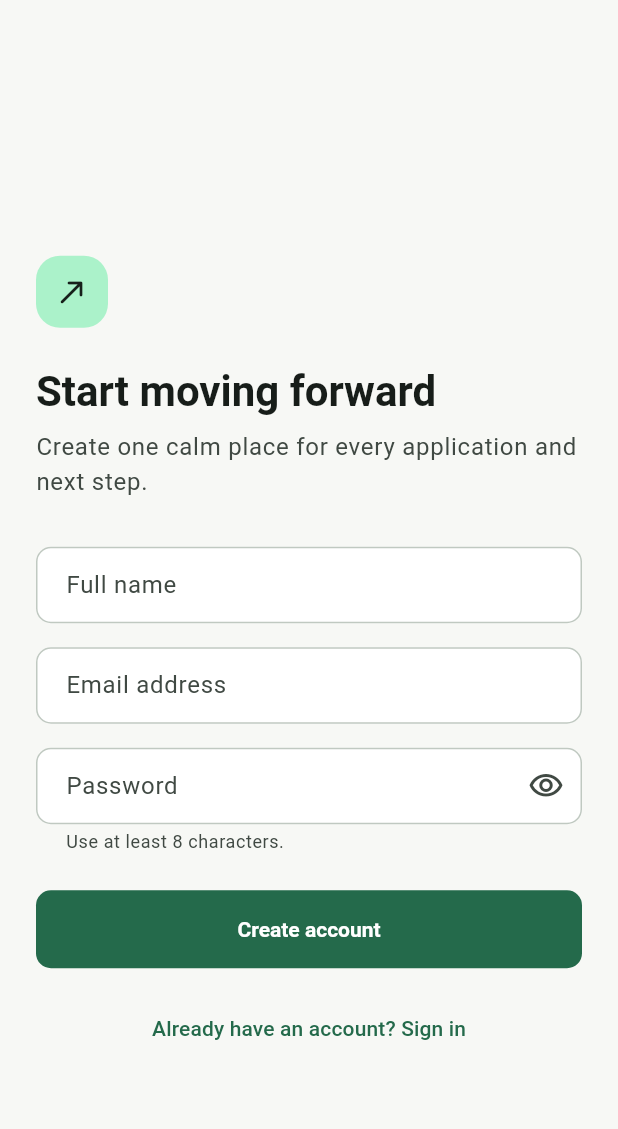
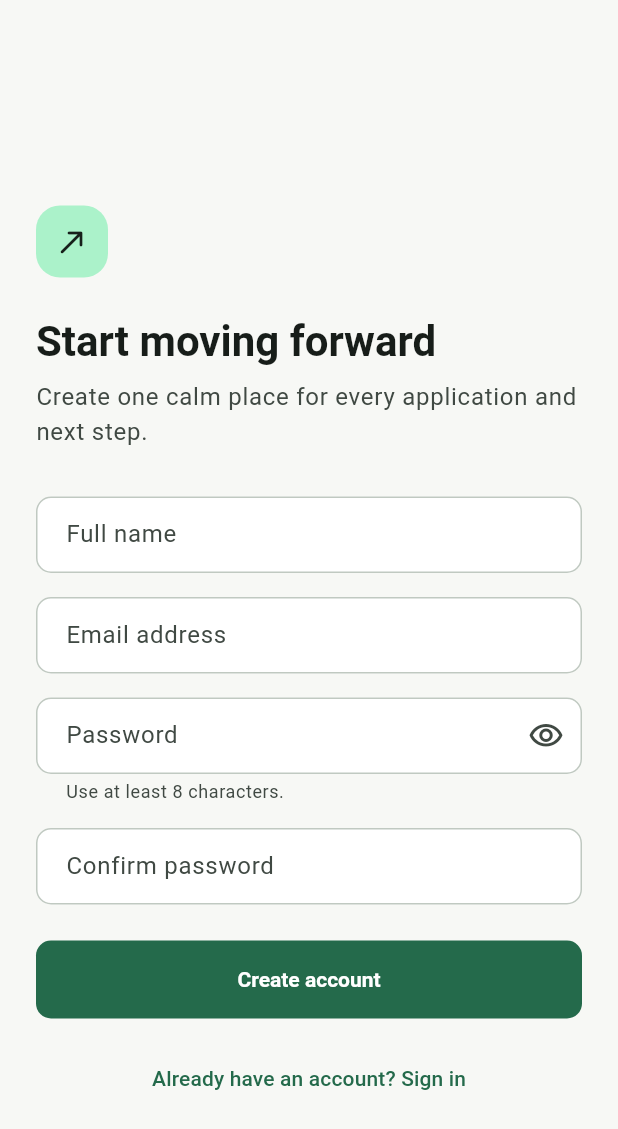
Before and after one commit to Frpratik/AI-Job-Tracker, a Flutter app: the screen it shows after launch, after a tap on "Get started", on a phone screen of 412 x 824 dp. Shown: the top 1129 px of the screen. Run offline on Flutter 3.47's test engine with Material 3 defaults, Android fonts, the phone set to English and light mode, and no system bars; our stand-ins replace dio, flutter_riverpod, flutter_secure_storage, go_router; network calls fail.

Commit message:
fix: stabilize signup and auth navigation

```diff
--- a/mobile/lib/src/core/router/app_router.dart
+++ b/mobile/lib/src/core/router/app_router.dart
@@ -12,10 +12,11 @@ import '../../features/onboarding/presentation/profile_setup_screen.dart';
 import '../../features/shell/presentation/app_shell.dart';
 
 final appRouterProvider = Provider<GoRouter>((ref) {
-  final auth = ref.watch(authControllerProvider);
-  return GoRouter(
+  late final GoRouter router;
+  router = GoRouter(
     initialLocation: '/welcome',
     redirect: (context, state) {
+      final auth = ref.read(authControllerProvider);
       final public = {
         '/welcome',
         '/login',
@@ -33,7 +34,9 @@ final appRouterProvider = Provider<GoRouter>((ref) {
       }
       if (auth.status == AuthStatus.signedIn &&
           onboardingComplete &&
-          (public || state.matchedLocation == '/onboarding')) {
+          (public ||
+              state.matchedLocation == '/loading' ||
+              state.matchedLocation == '/onboarding')) {
         return '/home';
       }
       return null;
@@ -74,6 +77,9 @@ final appRouterProvider = Provider<GoRouter>((ref) {
       ),
     ],
   );
+  ref.listen<AuthState>(authControllerProvider, (_, _) => router.refresh());
+  ref.onDispose(router.dispose);
+  return router;
 });
 
 class _LoadingScreen extends StatelessWidget {
--- a/mobile/lib/src/features/auth/presentation/auth_screen.dart
+++ b/mobile/lib/src/features/auth/presentation/auth_screen.dart
@@ -19,6 +19,7 @@ class _AuthScreenState extends ConsumerState<AuthScreen> {
   final _name = TextEditingController();
   final _email = TextEditingController();
   final _password = TextEditingController();
+  final _confirmPassword = TextEditingController();
   bool _obscure = true;
 
   @override
@@ -26,6 +27,7 @@ class _AuthScreenState extends ConsumerState<AuthScreen> {
     _name.dispose();
     _email.dispose();
     _password.dispose();
+    _confirmPassword.dispose();
     super.dispose();
   }
 
@@ -133,6 +135,20 @@ class _AuthScreenState extends ConsumerState<AuthScreen> {
                           ? 'Password must be at least 8 characters.'
                           : null,
                     ),
+                    if (widget.register) ...[
+                      const SizedBox(height: AppSpacing.md),
+                      TextFormField(
+                        controller: _confirmPassword,
+                        obscureText: _obscure,
+                        onFieldSubmitted: (_) => _submit(),
+                        decoration: const InputDecoration(
+                          labelText: 'Confirm password',
+                        ),
+                        validator: (value) => value != _password.text
+                            ? 'Passwords do not match.'
+                            : null,
+                      ),
+                    ],
                     if (!widget.register)
                       Align(
                         alignment: Alignment.centerRight,
```
Also changed, not shown: mobile/lib/src/core/network/api_client.dart (+23 -2 lines), mobile/lib/src/features/applications/application/applications_controller.dart (+19 -6 lines), 1 other file.
